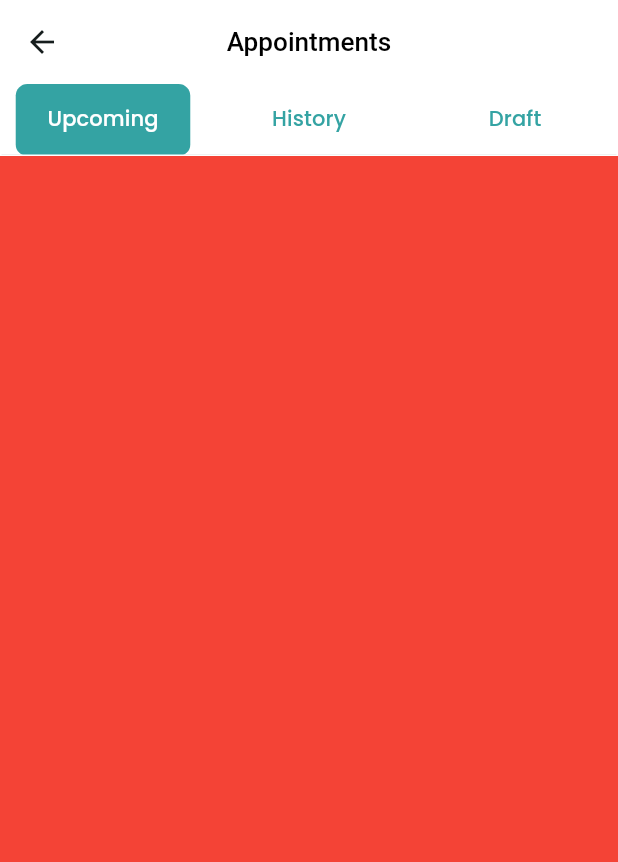
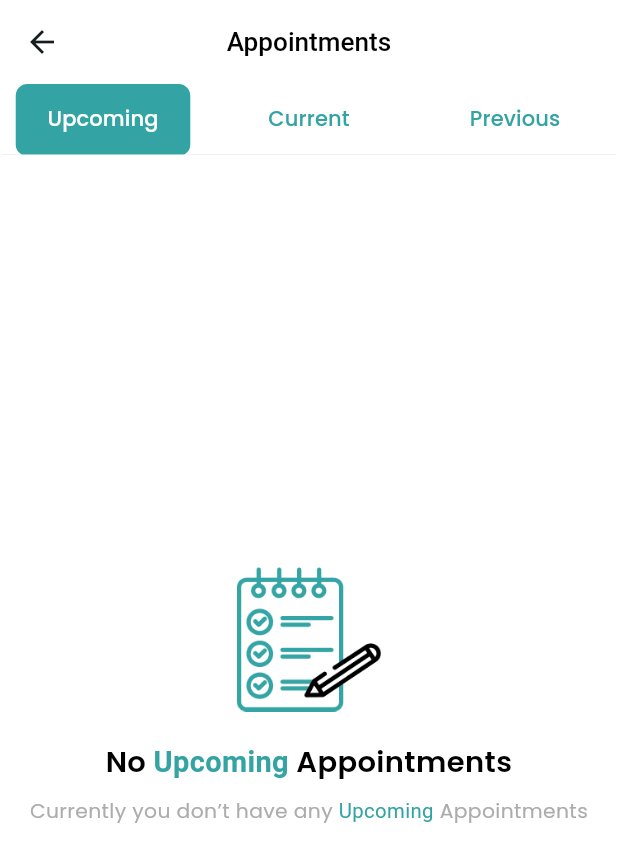
Before and after one commit to 0Ahmad0/car_consultant_app, a Flutter app: the AppointmentsScreen screen opened by its route, on a phone screen of 412 x 824 dp. Shown: the top 862 px of the screen. Run offline on Flutter 3.47's test engine with Material 3 defaults, Android fonts, the phone set to English and light mode, and no system bars; our stand-ins replace animate_do, cloud_firestore, dotted_border, file_picker, firebase_auth, firebase_core and 7 more; accounts and stored records are empty.

Commit message:
- finish second section app

```diff
--- a/lib/app/controllers/auth_controller.dart
+++ b/lib/app/controllers/auth_controller.dart
@@ -280,6 +280,10 @@ class AuthController extends GetxController {
   @override
   void onInit() {
     _initPageView();
+    passwordController.addListener(() {
+      update();
+    });
+
     super.onInit();
   }
 
--- a/lib/app/screens/navbar/appointments_screen.dart
+++ b/lib/app/screens/navbar/appointments_screen.dart
@@ -1,3 +1,4 @@
+import 'package:car_consultant/core/utils/assets_manager.dart';
 import 'package:car_consultant/core/utils/color_manager.dart';
 import 'package:car_consultant/core/utils/const_value_manager.dart';
 import 'package:car_consultant/core/utils/string_manager.dart';
@@ -6,12 +7,16 @@ import 'package:flutter/gestures.dart';
 import 'package:flutter/material.dart';
 import 'package:flutter_screenutil/flutter_screenutil.dart';
 import 'package:flutter_staggered_grid_view/flutter_staggered_grid_view.dart';
+import 'package:get/get.dart';
+
+import '../../../core/widgets/no_appointments_widget.dart';
 
 class AppointmentsScreen extends StatelessWidget {
   const AppointmentsScreen({super.key});
 
   @override
   Widget build(BuildContext context) {
+    List<String> tabs = ['Upcoming', 'Current', 'Previous'];
     return DefaultTabController(
       length: ConstValueManager.lengthAppointmentsTabBar,
       child: Scaffold(
@@ -29,28 +34,22 @@ class AppointmentsScreen extends StatelessWidget {
             splashBorderRadius: BorderRadius.circular(8.r),
             tabs: [
               Tab(
-                text: 'Upcoming',
+                text: tabs[0],
               ),
               Tab(
-                text: 'History',
+                text: tabs[1],
               ),
               Tab(
-                text: 'Draft',
+                text: tabs[2],
               ),
             ],
           ),
         ),
         body: TabBarView(
           children: [
-            Container(
-              color: Colors.red,
-            ),
-            Container(
-              color: Colors.indigo,
-            ),
-            Container(
-              color: Colors.cyan,
-            ),
+            NoAppointmentsWidget(text: tabs[0],),
+            NoAppointmentsWidget(text: tabs[1],),
+            NoAppointmentsWidget(text: tabs[2],),
           ],
         ),
       ),
--- a/lib/car_consultant_app.dart
+++ b/lib/car_consultant_app.dart
@@ -1,5 +1,6 @@
 import 'package:car_consultant/app/screens/consultant_service_screen.dart';
 import 'package:car_consultant/app/screens/details_consultant_service_screen.dart';
+import 'package:car_consultant/app/screens/navbar/appointments_screen.dart';
 import 'package:car_consultant/app/screens/payment_invoice_screen.dart';
 import 'package:car_consultant/app/screens/payment_option_screen.dart';
 import 'package:car_consultant/app/screens/service_provider_screen.dart';
@@ -72,7 +73,7 @@ class CarConsultantApp extends StatelessWidget {
                   ConstValueManager.heightButtonSize,
                 ))),
             ),
-            // home: ServiceProviderScreen(),
+            // home: AppointmentsScreen(),
             initialRoute: Routes.initialRoute,
             onGenerateRoute: appRouter.generateRoute,
             routes: {
--- a/lib/core/utils/assets_manager.dart
+++ b/lib/core/utils/assets_manager.dart
@@ -6,6 +6,7 @@ class AssetsManager {
   ///<==== Images ====>
   static const logoIMG = '$_pathImages/logo.png';
   static const noMessagesIMG = '$_pathImages/no_messages.png';
+  static const noAppointmentsIMG = '$_pathImages/no_appointments.png';
   static const noNotificationIMG = '$_pathImages/no_notification.png';
   static const consultantServiceIMG = '$_pathImages/consultant_service.png';
   static const educationalResourcesIMG = '$_pathImages/educational_resources.png';
--- a/lib/core/utils/const_value_manager.dart
+++ b/lib/core/utils/const_value_manager.dart
@@ -101,7 +101,7 @@ class ConstValueManager {
 
 class ConditionPasswordItem {
   final String text;
-  final bool isValidate;
+   bool isValidate;
 
   ConditionPasswordItem({
     required this.text,
--- a/lib/core/utils/string_manager.dart
+++ b/lib/core/utils/string_manager.dart
@@ -7,6 +7,7 @@ class StringManager {
   static const String submitText = 'Submit';
   static const String continueText = 'Continue';
   static const String errorText = 'Error';
+  static const String noText = 'No';
 
   ///Splash Screen
   static const String splashScreenText = 'Your Car\'s Health Is Our Priority';
@@ -77,6 +78,7 @@ class StringManager {
 
   /// Appointments Screen
   static const String appointmentsText = 'Appointments';
+  static const String currentlyYouDoNotHaveText = 'Currently you don’t have any';
 
   ///Consultant Service Screen
   static const String sortByText = 'Sort By';
--- /dev/null
+++ b/lib/core/widgets/no_appointments_widget.dart
@@ -0,0 +1,71 @@
+import 'package:car_consultant/core/helpers/spacing.dart';
+import 'package:car_consultant/core/utils/assets_manager.dart';
+import 'package:car_consultant/core/utils/color_manager.dart';
+import 'package:car_consultant/core/utils/string_manager.dart';
+import 'package:car_consultant/core/utils/style_manager.dart';
+import 'package:flutter/cupertino.dart';
+import 'package:flutter_screenutil/flutter_screenutil.dart';
+
+class NoAppointmentsWidget extends StatelessWidget {
+  const NoAppointmentsWidget({super.key, required this.text});
+
+  final String text;
+
+  @override
+  Widget build(BuildContext context) {
+    return Column(
+      mainAxisAlignment: MainAxisAlignment.center,
+      children: [
+        Image.asset(
+          AssetsManager.noAppointmentsIMG,
+          width: 100.w,
+          height: 100.h,
+        ),
+        verticalSpace(20.h),
+        Text.rich(
+          style: StyleManager.font20SemiBold(),
+          textAlign: TextAlign.center,
+          TextSpan(
+            children: [
+              TextSpan(
+                text: StringManager.noText + ' '
+              ),
+              TextSpan(
+                text: text+ ' ',
+                style: StyleManager.font20SemiBold(
+                  color: ColorManager.primaryColor
+                ),
+              ),
+              TextSpan(
+                text: StringManager.appointmentsText
+              ),
+            ]
+          ),
+        ),
+        verticalSpace(10.h),
+        Text.rich(
+          style: StyleManager.font14Regular(
+            color: ColorManager.hintTextColor
+          ),
+          textAlign: TextAlign.center,
+          TextSpan(
+            children: [
+              TextSpan(
+                text: StringManager.currentlyYouDoNotHaveText + ' '
+              ),
+              TextSpan(
+                text: text+ ' ',
+                style: StyleManager.font14Regular(
+                  color: ColorManager.primaryColor
+                ),
+              ),
+              TextSpan(
+                text: StringManager.appointmentsText
+              ),
+            ]
+          ),
+        ),
+      ],
+    );
+  }
+}
```
Also changed, not shown: lib/app/screens/sign_up_screen.dart (+40 -9 lines), lib/core/helpers/validator.dart (added, +34 -0 lines), assets/images/no_appointments.png (added).
